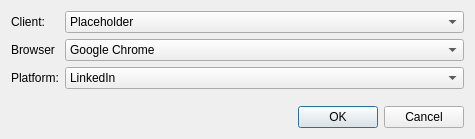
First picture: the form in src/gui/ui/newinstancedialog.ui, repository smalbadger/social, before the edit.
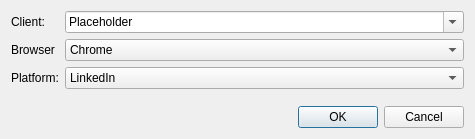
Second picture: the form after the edit.

What changed in the file:
```diff
--- a/src/gui/ui/newinstancedialog.ui
+++ b/src/gui/ui/newinstancedialog.ui
@@ -28,6 +28,9 @@
      </item>
      <item row="0" column="1">
       <widget class="QComboBox" name="clientBox">
+       <property name="editable">
+        <bool>true</bool>
+       </property>
        <item>
         <property name="text">
          <string>Placeholder</string>
@@ -46,7 +49,7 @@
       <widget class="QComboBox" name="browserBox">
        <item>
         <property name="text">
-         <string>Google Chrome</string>
+         <string>Chrome</string>
         </property>
        </item>
       </widget>
```
